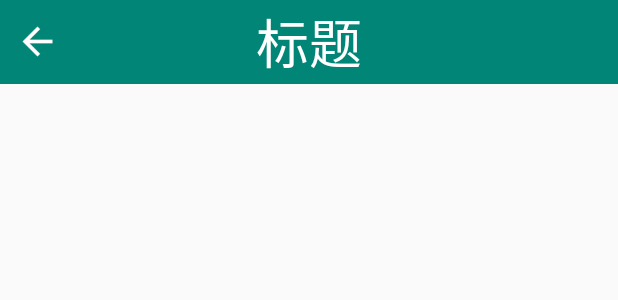
After one commit to PurpleSky-NS/ColdWeather, an Android app: the layout choose_area.xml on its own in the app's theme, with its tools: preview values and no code run, on a phone screen of 412 x 824 dp. The commit adds this screen. Shown: the top 300 px of the screen. Run offline under Robolectric (Android 15) with nearby library versions, the phone set to English and light mode, and no system bars.

Commit message:
几个工具类以及一个碎片布局的编写完成

```diff
--- a/app/build.gradle
+++ b/app/build.gradle
@@ -26,11 +26,12 @@ dependencies {
     implementation fileTree(dir: 'libs', include: ['*.jar'])
     implementation 'androidx.appcompat:appcompat:1.0.2'
     implementation 'androidx.constraintlayout:constraintlayout:1.1.3'
-    implementation 'org.litepal.android:core:3.0.0'
+    implementation 'org.litepal.android:java:3.0.0'
     implementation 'com.squareup.okhttp3:okhttp:4.1.0'
     implementation 'com.google.code.gson:gson:2.8.5'
     implementation 'com.github.bumptech.glide:glide:4.9.0'
     testImplementation 'junit:junit:4.12'
     androidTestImplementation 'androidx.test:runner:1.2.0'
     androidTestImplementation 'androidx.test.espresso:espresso-core:3.2.0'
+    implementation 'androidx.recyclerview:recyclerview:1.0.0'
 }
--- a/app/src/main/java/com/purplesky/coldweather/db/Province.java
+++ b/app/src/main/java/com/purplesky/coldweather/db/Province.java
@@ -1,6 +1,8 @@
 package com.purplesky.coldweather.db;
 
-public class Province {
+import org.litepal.crud.LitePalSupport;
+
+public class Province extends LitePalSupport {
     private int id;
     private int code;
     private String name;
--- /dev/null
+++ b/app/src/main/res/layout/choose_area.xml
@@ -0,0 +1,37 @@
+<?xml version="1.0" encoding="utf-8"?>
+<LinearLayout xmlns:android="http://schemas.android.com/apk/res/android"
+    android:layout_width="match_parent"
+    android:layout_height="match_parent"
+    android:orientation="vertical">
+
+    <RelativeLayout
+        android:layout_width="match_parent"
+        android:layout_height="?actionBarSize"
+        android:background="?colorPrimary">
+
+        <Button
+            android:id="@+id/choose_area_back"
+            android:layout_width="30dp"
+            android:layout_height="30dp"
+            android:layout_alignParentLeft="true"
+            android:layout_centerVertical="true"
+            android:layout_marginLeft="10dp"
+            android:background="@drawable/ic_back" />
+
+        <TextView
+            android:id="@+id/choose_area_title"
+            android:layout_width="wrap_content"
+            android:layout_height="wrap_content"
+            android:layout_centerInParent="true"
+            android:text="标题"
+            android:textColor="#fff"
+            android:textSize="35dp" />
+
+    </RelativeLayout>
+
+    <androidx.recyclerview.widget.RecyclerView
+        android:id="@+id/choose_area_list"
+        android:layout_width="match_parent"
+        android:layout_height="match_parent" />
+
+</LinearLayout>
--- a/app/src/main/res/values/styles.xml
+++ b/app/src/main/res/values/styles.xml
@@ -1,7 +1,7 @@
 <resources>
 
     <!-- Base application theme. -->
-    <style name="AppTheme" parent="Theme.AppCompat.Light.DarkActionBar">
+    <style name="AppTheme" parent="Theme.AppCompat.Light.NoActionBar">
         <!-- Customize your theme here. -->
         <item name="colorPrimary">@color/colorPrimary</item>
         <item name="colorPrimaryDark">@color/colorPrimaryDark</item>
```
Also changed, not shown: app/src/main/java/com/purplesky/coldweather/ChooseAreaFragment.java (added, +50 -0 lines), app/src/main/java/com/purplesky/coldweather/db/City.java (+8 -6 lines), app/src/main/java/com/purplesky/coldweather/db/County.java (+12 -1 lines), app/src/main/java/com/purplesky/coldweather/util/CityUtility.java (added, +106 -0 lines), app/src/main/java/com/purplesky/coldweather/util/HttpUtility.java (added, +22 -0 lines), app/src/main/java/com/purplesky/coldweather/util/LogUtility.java (added, +37 -0 lines), app/src/main/res/drawable/ic_back.png (added), app/src/main/res/values/strings.xml (line endings or trailing spaces).
